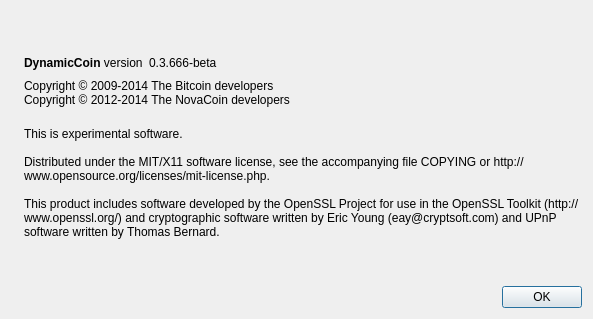
Before: the Qt Designer form src/qt/forms/aboutdialog.ui in Azotroph/current, drawn with Qt 5.
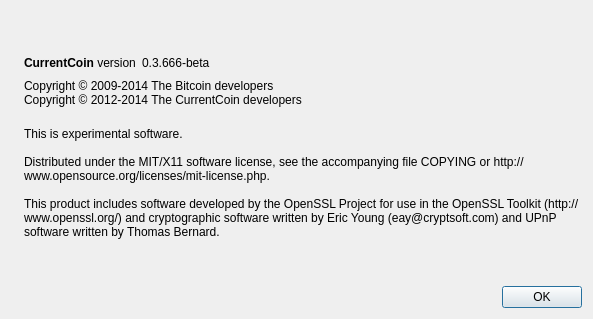
After: the same form once the commit is applied. Icons and pictures are not drawn.

Patch:
```diff
--- a/src/qt/forms/aboutdialog.ui
+++ b/src/qt/forms/aboutdialog.ui
@@ -50,7 +50,7 @@
           <cursorShape>IBeamCursor</cursorShape>
          </property>
          <property name="text">
-          <string>&lt;b&gt;DynamicCoin&lt;/b&gt; version</string>
+          <string>&lt;b&gt;CurrentCoin&lt;/b&gt; version</string>
          </property>
          <property name="textInteractionFlags">
           <set>Qt::LinksAccessibleByMouse|Qt::TextSelectableByKeyboard|Qt::TextSelectableByMouse</set>
@@ -92,7 +92,7 @@
        </property>
        <property name="text">
         <string>Copyright © 2009-2014 The Bitcoin developers
-Copyright © 2012-2014 The NovaCoin developers</string>
+Copyright © 2012-2014 The CurrentCoin developers</string>
        </property>
        <property name="textInteractionFlags">
         <set>Qt::LinksAccessibleByMouse|Qt::TextSelectableByKeyboard|Qt::TextSelectableByMouse</set>
```
Left out of the diff: 2 changed lines with no effect on the pictures.
